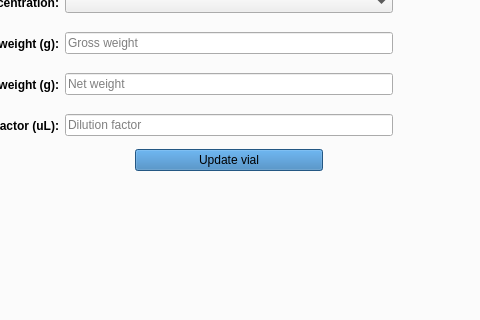
Above: frontend/assets/vialswindow.ui from dahlbma/cello before the change; both pictures show x 93 to 573 and y 408 to 728 of the 1257 by 832 pixel window. Below: the same form after it.
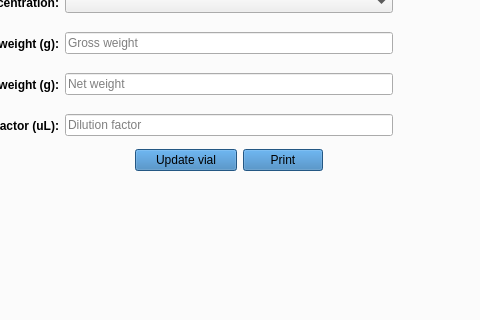
That is the form after the change.

Commit message: Add printVial button

```diff
--- a/frontend/assets/vialswindow.ui
+++ b/frontend/assets/vialswindow.ui
@@ -429,6 +429,16 @@
                 </property>
                </widget>
               </item>
+              <item>
+               <widget class="QPushButton" name="print_vial_btn">
+                <property name="styleSheet">
+                 <string notr="true">background-color: rgb(51, 122, 183)</string>
+                </property>
+                <property name="text">
+                 <string>Print</string>
+                </property>
+               </widget>
+              </item>
               <item>
                <spacer name="horizontalSpacer_4">
                 <property name="orientation">
```
Left out of the diff: 6 changed lines with no effect on the pictures. The commit also changes 1 other file.
